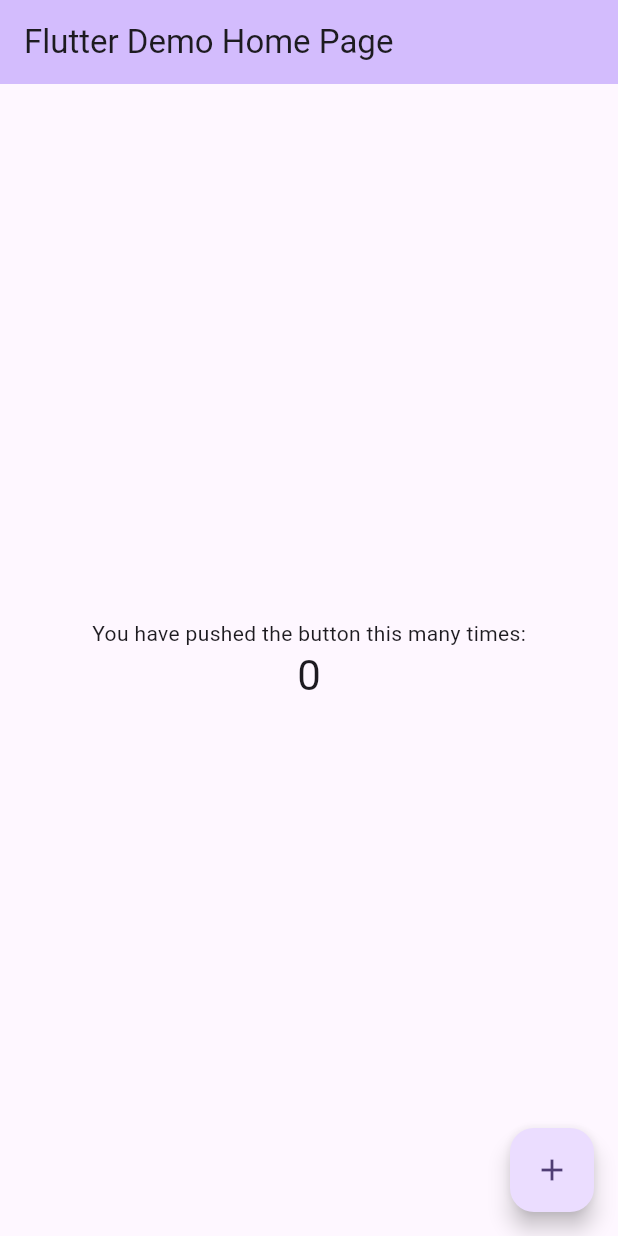
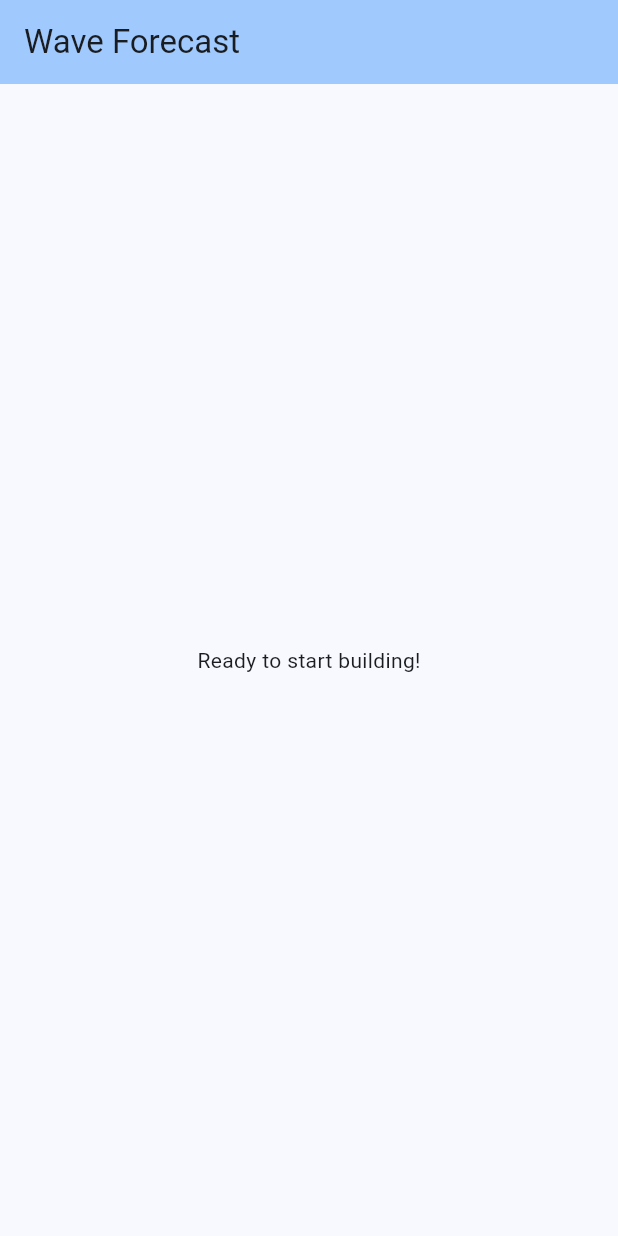
Before and after one commit to 0x6762/wave-forecast, a Flutter app: the screen it shows after launch, on a phone screen of 412 x 824 dp. Run offline on Flutter 3.47's test engine with Material 3 defaults, Android fonts, the phone set to English and light mode, and no system bars.

Commit message:
Clean up boilerplate code

```diff
--- a/lib/main.dart
+++ b/lib/main.dart
@@ -7,116 +7,32 @@ void main() {
 class MyApp extends StatelessWidget {
   const MyApp({super.key});
 
-  // This widget is the root of your application.
   @override
   Widget build(BuildContext context) {
     return MaterialApp(
-      title: 'Flutter Demo',
+      title: 'Wave Forecast',
       theme: ThemeData(
-        // This is the theme of your application.
-        //
-        // TRY THIS: Try running your application with "flutter run". You'll see
-        // the application has a purple toolbar. Then, without quitting the app,
-        // try changing the seedColor in the colorScheme below to Colors.green
-        // and then invoke "hot reload" (save your changes or press the "hot
-        // reload" button in a Flutter-supported IDE, or press "r" if you used
-        // the command line to start the app).
-        //
-        // Notice that the counter didn't reset back to zero; the application
-        // state is not lost during the reload. To reset the state, use hot
-        // restart instead.
-        //
-        // This works for code too, not just values: Most code changes can be
-        // tested with just a hot reload.
-        colorScheme: ColorScheme.fromSeed(seedColor: Colors.deepPurple),
+        colorScheme: ColorScheme.fromSeed(seedColor: Colors.blue),
+        useMaterial3: true,
       ),
-      home: const MyHomePage(title: 'Flutter Demo Home Page'),
+      home: const HomePage(),
     );
   }
 }
 
-class MyHomePage extends StatefulWidget {
-  const MyHomePage({super.key, required this.title});
-
-  // This widget is the home page of your application. It is stateful, meaning
-  // that it has a State object (defined below) that contains fields that affect
-  // how it looks.
-
-  // This class is the configuration for the state. It holds the values (in this
-  // case the title) provided by the parent (in this case the App widget) and
-  // used by the build method of the State. Fields in a Widget subclass are
-  // always marked "final".
-
-  final String title;
-
-  @override
-  State<MyHomePage> createState() => _MyHomePageState();
-}
-
-class _MyHomePageState extends State<MyHomePage> {
-  int _counter = 0;
-
-  void _incrementCounter() {
-    setState(() {
-      // This call to setState tells the Flutter framework that something has
-      // changed in this State, which causes it to rerun the build method below
-      // so that the display can reflect the updated values. If we changed
-      // _counter without calling setState(), then the build method would not be
-      // called again, and so nothing would appear to happen.
-      _counter++;
-    });
-  }
+class HomePage extends StatelessWidget {
+  const HomePage({super.key});
 
   @override
   Widget build(BuildContext context) {
-    // This method is rerun every time setState is called, for instance as done
-    // by the _incrementCounter method above.
-    //
-    // The Flutter framework has been optimized to make rerunning build methods
-    // fast, so that you can just rebuild anything that needs updating rather
-    // than having to individually change instances of widgets.
     return Scaffold(
       appBar: AppBar(
-        // TRY THIS: Try changing the color here to a specific color (to
-        // Colors.amber, perhaps?) and trigger a hot reload to see the AppBar
-        // change color while the other colors stay the same.
+        title: const Text('Wave Forecast'),
         backgroundColor: Theme.of(context).colorScheme.inversePrimary,
-        // Here we take the value from the MyHomePage object that was created by
-        // the App.build method, and use it to set our appbar title.
-        title: Text(widget.title),
       ),
-      body: Center(
-        // Center is a layout widget. It takes a single child and positions it
-        // in the middle of the parent.
-        child: Column(
-          // Column is also a layout widget. It takes a list of children and
-          // arranges them vertically. By default, it sizes itself to fit its
-          // children horizontally, and tries to be as tall as its parent.
-          //
-          // Column has various properties to control how it sizes itself and
-          // how it positions its children. Here we use mainAxisAlignment to
-          // center the children vertically; the main axis here is the vertical
-          // axis because Columns are vertical (the cross axis would be
-          // horizontal).
-          //
-          // TRY THIS: Invoke "debug painting" (choose the "Toggle Debug Paint"
-          // action in the IDE, or press "p" in the console), to see the
-          // wireframe for each widget.
-          mainAxisAlignment: MainAxisAlignment.center,
-          children: <Widget>[
-            const Text('You have pushed the button this many times:'),
-            Text(
-              '$_counter',
-              style: Theme.of(context).textTheme.headlineMedium,
-            ),
-          ],
-        ),
+      body: const Center(
+        child: Text('Ready to start building!'),
       ),
-      floatingActionButton: FloatingActionButton(
-        onPressed: _incrementCounter,
-        tooltip: 'Increment',
-        child: const Icon(Icons.add),
-      ), // This trailing comma makes auto-formatting nicer for build methods.
     );
   }
 }
```
Also changed, not shown: 1 other file.
